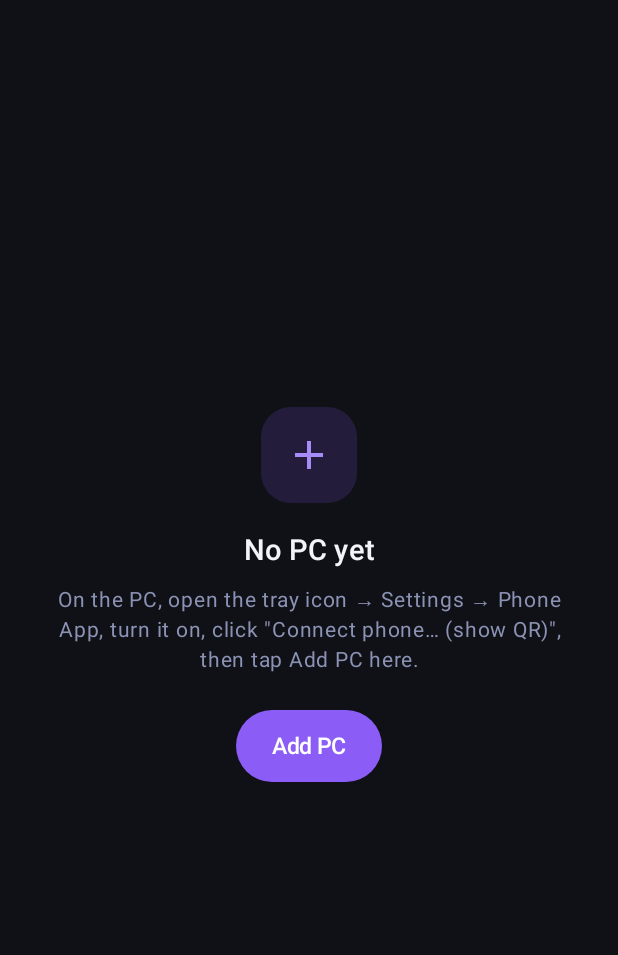
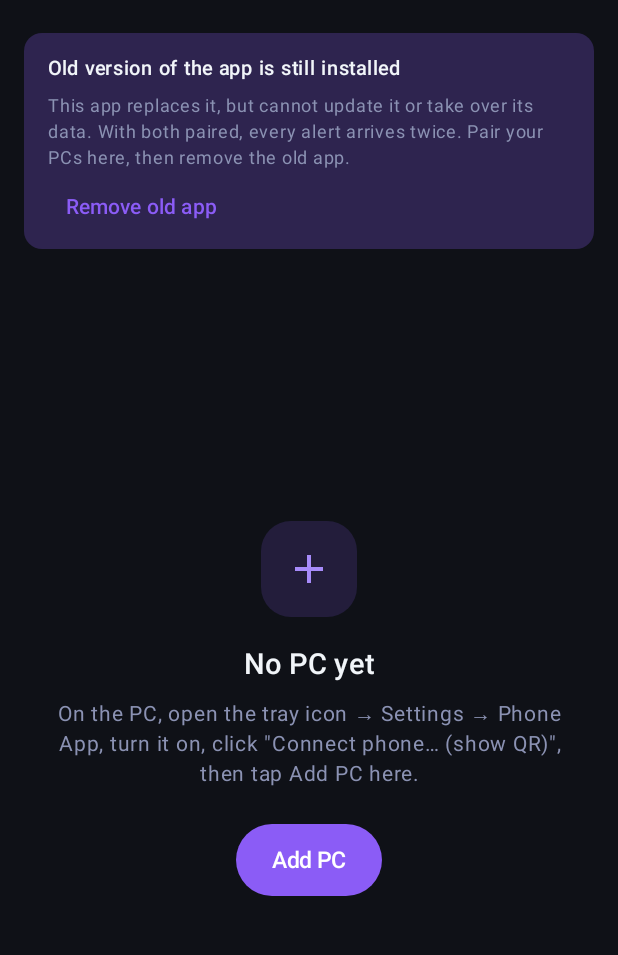
Before and after one commit to jeiel85/claude-usage-tray-windows, an Android app built with Jetpack Compose: the screen it shows after launch (MainActivity), on a phone screen of 412 x 824 dp, the part 75-1030 px from its top. Run offline under Robolectric (Android 15) with nearby library versions, the phone set to English and light mode, and no system bars; pictures from the network do not load.

Commit message:
Release v1.60.0: phone app package renamed to com.jeiel85.aiusage (#254)
The phone app's applicationId follows the com.jeiel85.<app name> rule now,
settled before the first Play upload fixes it for good. The Kotlin package
and namespace stay io.github.jeiel85.claudeusage.

Android treats the new name as a different app, so v1.60.0 installs beside
the old one and starts without data. While the old app is still installed the
home screen offers to remove it (both paired = every alert twice);
ACTION_DELETE needs REQUEST_DELETE_PACKAGES on API 28+, without it the
system drops the request silently.

Also points the pairing page intent and the adb examples at the new name.

Co-Authored-By: Claude Opus 5.5 <noreply@anthropic.com>

```diff
--- a/mobile/app/build.gradle.kts
+++ b/mobile/app/build.gradle.kts
@@ -44,7 +44,9 @@ android {
     compileSdk = 35
 
     defaultConfig {
-        applicationId = "io.github.jeiel85.claudeusage"
+        // com.jeiel85.<public app name> (#254). The Kotlin package and namespace stay io.github.jeiel85.claudeusage;
+        // only the install identity changed, before the first Play upload fixes it for good.
+        applicationId = "com.jeiel85.aiusage"
         minSdk = 26
         targetSdk = 35
         versionCode = cutVersionCode
--- a/mobile/app/src/debug/AndroidManifest.xml
+++ b/mobile/app/src/debug/AndroidManifest.xml
@@ -2,7 +2,7 @@
 <manifest xmlns:android="http://schemas.android.com/apk/res/android">
     <application>
         <!-- Debug builds only: screens filled with sample data, for checking the design without a paired PC.
-             adb shell am start -n io.github.jeiel85.claudeusage/.DesignPreviewActivity -e screen accounts|pcs|history|settings|pair|empty -->
+             adb shell am start -n com.jeiel85.aiusage/io.github.jeiel85.claudeusage.DesignPreviewActivity -e screen accounts|pcs|history|settings|pair|empty -->
         <activity
             android:name=".DesignPreviewActivity"
             android:exported="true" />
--- a/mobile/app/src/main/AndroidManifest.xml
+++ b/mobile/app/src/main/AndroidManifest.xml
@@ -10,6 +10,8 @@
     <uses-permission android:name="android.permission.POST_NOTIFICATIONS" />
     <!-- Sideload-only app: the in-app updater hands the SHA-256-checked APK to the system installer (#228). -->
     <uses-permission android:name="android.permission.REQUEST_INSTALL_PACKAGES" />
+    <!-- Offers to remove the app from before the package rename (#254). Without it, API 28+ drops ACTION_DELETE silently. -->
+    <uses-permission android:name="android.permission.REQUEST_DELETE_PACKAGES" />
     <!-- Keeps the background update check scheduled across reboots (JobInfo.setPersisted). -->
     <uses-permission android:name="android.permission.RECEIVE_BOOT_COMPLETED" />
 
@@ -20,6 +22,8 @@
         <intent>
             <action android:name="org.unifiedpush.android.distributor.REGISTER" />
         </intent>
+        <!-- The app before the package rename (#254): offer to remove it (LegacyAppNotice). -->
+        <package android:name="io.github.jeiel85.claudeusage" />
     </queries>
 
     <application
--- a/mobile/app/src/main/java/io/github/jeiel85/claudeusage/ui/HomeScreen.kt
+++ b/mobile/app/src/main/java/io/github/jeiel85/claudeusage/ui/HomeScreen.kt
@@ -142,6 +142,8 @@ fun HomeScreen(
         }
         // New app version (#228): one line above the tabs, only when there is something to install.
         UpdateSurface.Banner(Modifier.padding(horizontal = 16.dp, vertical = 4.dp))
+        // Old package still installed (#254): it would double every alert and never update into this app.
+        LegacyAppNotice(Modifier.padding(horizontal = 16.dp, vertical = 4.dp))
         if (pcs.isEmpty()) {
             EmptyState(onAdd)
             return@Column
--- /dev/null
+++ b/mobile/app/src/main/java/io/github/jeiel85/claudeusage/ui/LegacyAppNotice.kt
@@ -0,0 +1,83 @@
+package io.github.jeiel85.claudeusage.ui
+
+import android.content.ActivityNotFoundException
+import android.content.Context
+import android.content.Intent
+import android.content.pm.PackageManager
+import android.net.Uri
+import androidx.compose.foundation.background
+import androidx.compose.foundation.layout.Column
+import androidx.compose.foundation.layout.fillMaxWidth
+import androidx.compose.foundation.layout.padding
+import androidx.compose.foundation.shape.RoundedCornerShape
+import androidx.compose.material3.Text
+import androidx.compose.material3.TextButton
+import androidx.compose.runtime.Composable
+import androidx.compose.runtime.getValue
+import androidx.compose.runtime.mutableStateOf
+import androidx.compose.runtime.remember
+import androidx.compose.runtime.setValue
+import androidx.compose.ui.Modifier
+import androidx.compose.ui.draw.clip
+import androidx.compose.ui.platform.LocalContext
+import androidx.compose.ui.res.stringResource
+import androidx.compose.ui.text.font.FontWeight
+import androidx.compose.ui.unit.dp
+import androidx.compose.ui.unit.sp
+import androidx.lifecycle.Lifecycle
+import androidx.lifecycle.compose.LifecycleEventEffect
+import io.github.jeiel85.claudeusage.R
+
+/**
+ * 패키지명을 바꾸기 전(v1.59.2 이하)의 앱이 아직 설치돼 있으면 삭제를 권한다(#254).
+ *
+ * 두 앱은 Android 에게 서로 다른 앱이라 업데이트로 이어지지 않고 데이터도 옮겨지지 않는다. 둘 다 PC 와 페어링돼 있으면 같은
+ * 알림이 두 번 온다. 삭제는 시스템 확인 창(ACTION_DELETE)에 맡긴다. 화면으로 돌아올 때마다 다시 확인하므로 지우면 바로 사라진다.
+ * 패키지 가시성(API 30+)은 매니페스트 `<queries><package>` 로 이 패키지 하나만 연다.
+ */
+@Composable
+fun LegacyAppNotice(modifier: Modifier = Modifier) {
+    val context = LocalContext.current
+    var installed by remember { mutableStateOf(isLegacyInstalled(context)) }
+    LifecycleEventEffect(Lifecycle.Event.ON_RESUME) { installed = isLegacyInstalled(context) }
+    if (!installed) return
+
+    Column(
+        modifier
+            .fillMaxWidth()
+            .clip(RoundedCornerShape(12.dp))
+            .background(Palette.Accent.copy(alpha = 0.25f))
+            .padding(start = 16.dp, end = 8.dp, top = 12.dp, bottom = 4.dp),
+    ) {
+        Text(stringResource(R.string.legacy_app_title), color = Palette.Text, fontSize = 13.sp, fontWeight = FontWeight.Medium)
+        Text(
+            stringResource(R.string.legacy_app_body),
+            color = Palette.TextSoft,
+            fontSize = 12.sp,
+            lineHeight = 17.sp,
+            modifier = Modifier.padding(top = 4.dp, end = 8.dp),
+        )
+        TextButton(onClick = { uninstallLegacy(context) }) { Text(stringResource(R.string.legacy_app_remove)) }
+    }
+}
+
+/** 패키지명을 바꾸기 전 앱의 applicationId. 매니페스트 `<queries>` 와 같아야 한다. */
+private const val LEGACY_PACKAGE = "io.github.jeiel85.claudeusage"
+
+private fun isLegacyInstalled(context: Context): Boolean = try {
+    context.packageManager.getPackageInfo(LEGACY_PACKAGE, 0)
+    true
+} catch (_: PackageManager.NameNotFoundException) {
+    false
+}
+
+private fun uninstallLegacy(context: Context) {
+    try {
+        context.startActivity(Intent(Intent.ACTION_DELETE, Uri.fromParts("package", LEGACY_PACKAGE, null)))
+    } catch (_: ActivityNotFoundException) {
+        // 삭제 창을 띄울 수 없는 기기: 앱 정보 화면에서 직접 지우도록 그 화면을 연다.
+        context.startActivity(
+            Intent(android.provider.Settings.ACTION_APPLICATION_DETAILS_SETTINGS, Uri.fromParts("package", LEGACY_PACKAGE, null)),
+        )
+    }
+}
--- a/mobile/app/src/main/res/values/strings.xml
+++ b/mobile/app/src/main/res/values/strings.xml
@@ -78,6 +78,9 @@
 
     <!-- App updates (#228) -->
     <string name="update_banner">New version %1$s — tap to update</string>
+    <string name="legacy_app_title">Old version of the app is still installed</string>
+    <string name="legacy_app_body">This app replaces it, but cannot update it or take over its data. With both paired, every alert arrives twice. Pair your PCs here, then remove the old app.</string>
+    <string name="legacy_app_remove">Remove old app</string>
     <string name="update_settings_title">App updates</string>
     <string name="update_current_version">Installed: %1$s</string>
     <string name="update_settings_description">Checks GitHub Releases for a new version once a day and notifies you once. Installing only happens when you tap it: the APK is checked against its SHA-256 and handed to the Android installer.</string>
```
Also changed, not shown: 9 other files.
